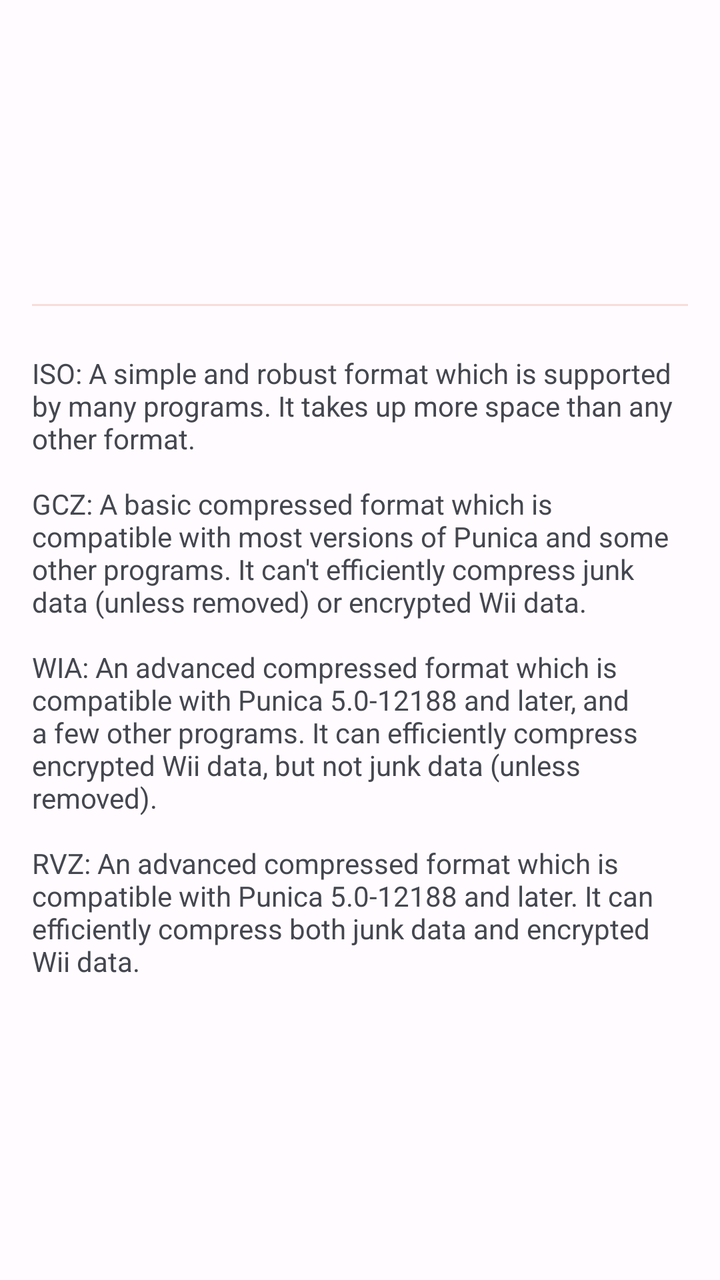
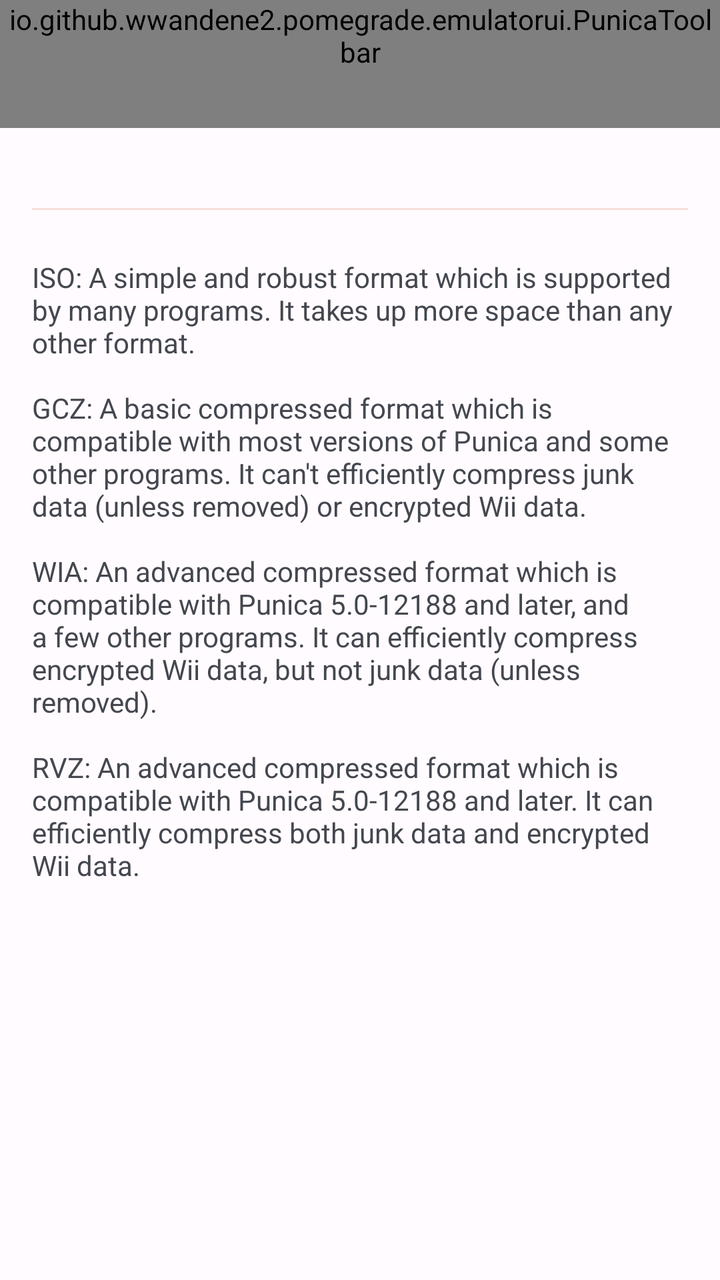

Two renders of the same Android screen: before a commit and after it. Below are the layout's source before the change and the commit's diff.
<!-- AndroidManifest.xml: activity theme Theme.Dolphin.Main -->
<!-- res/layout/activity_convert.xml -->
<?xml version="1.0" encoding="utf-8"?>
<androidx.coordinatorlayout.widget.CoordinatorLayout
    xmlns:android="http://schemas.android.com/apk/res/android"
    xmlns:app="http://schemas.android.com/apk/res-auto"
    android:layout_width="match_parent"
    android:layout_height="match_parent"
    android:background="?attr/colorSurface">

    <com.google.android.material.appbar.AppBarLayout
        android:id="@+id/appbar_convert"
        android:layout_width="match_parent"
        android:layout_height="wrap_content"
        android:layout_alignParentTop="true"
        app:elevation="0dp">

        <com.google.android.material.appbar.CollapsingToolbarLayout
            style="?attr/collapsingToolbarLayoutMediumStyle"
            android:id="@+id/toolbar_convert_layout"
            android:layout_width="match_parent"
            android:layout_height="?attr/collapsingToolbarLayoutMediumSize"
            app:contentScrim="@android:color/transparent"
            app:layout_scrollFlags="scroll|exitUntilCollapsed|snap">

            <com.google.android.material.appbar.MaterialToolbar
                android:id="@+id/toolbar_convert"
                android:layout_width="match_parent"
                android:layout_height="?attr/actionBarSize"
                android:background="?attr/colorSurface"
                app:layout_collapseMode="pin"
                app:elevation="0dp" />

        </com.google.android.material.appbar.CollapsingToolbarLayout>

    </com.google.android.material.appbar.AppBarLayout>

    <androidx.core.widget.NestedScrollView
        android:id="@+id/scroll_view_convert"
        android:layout_width="match_parent"
        android:layout_height="match_parent"
        android:clipToPadding="false"
        app:layout_behavior="@string/appbar_scrolling_view_behavior">

        <androidx.constraintlayout.widget.ConstraintLayout
            android:layout_width="match_parent"
            android:layout_height="wrap_content"
            android:padding="16dp">

            <FrameLayout
                android:id="@+id/fragment_convert"
                android:layout_width="0dp"
                android:layout_height="wrap_content"
                app:layout_constraintWidth_max="400dp"
                app:layout_constraintStart_toStartOf="parent"
                app:layout_constraintEnd_toEndOf="parent"
                app:layout_constraintTop_toTopOf="parent"
                app:layout_constraintBottom_toTopOf="@id/divider" />

            <com.google.android.material.divider.MaterialDivider
                android:id="@+id/divider"
                android:layout_width="0dp"
                android:layout_height="wrap_content"
                android:layout_marginTop="24dp"
                app:layout_constraintStart_toStartOf="parent"
                app:layout_constraintEnd_toEndOf="parent"
                app:layout_constraintTop_toBottomOf="@id/fragment_convert"
                app:layout_constraintBottom_toTopOf="@id/label_format_info" />

            <TextView
                android:id="@+id/label_format_info"
                android:layout_width="0dp"
                android:layout_height="wrap_content"
                android:layout_marginTop="24dp"
                android:text="@string/convert_format_info"
                android:textAlignment="viewStart"
                app:layout_constraintWidth_max="400dp"
                app:layout_constraintStart_toStartOf="parent"
                app:layout_constraintEnd_toEndOf="parent"
                app:layout_constraintTop_toBottomOf="@id/divider"
                app:layout_constraintBottom_toBottomOf="parent" />

        </androidx.constraintlayout.widget.ConstraintLayout>

    </androidx.core.widget.NestedScrollView>

    <View
        android:id="@+id/workaround_view"
        android:layout_width="match_parent"
        android:layout_height="0dp"
        android:layout_gravity="bottom"
        android:clickable="true"
        android:focusable="false"
        android:background="@android:color/transparent" />

</androidx.coordinatorlayout.widget.CoordinatorLayout>
<!-- resources referenced by this layout -->
<resources>
  <string name="convert_format_info">
  ISO: A simple and robust format which is supported by many programs. It takes up more space
  than any other format.
  \n\nGCZ: A basic compressed format which is compatible with most versions of Punica and some
  other programs. It can\'t efficiently compress junk data (unless removed) or encrypted Wii data.
  \n\nWIA: An advanced compressed format which is compatible with Punica 5.0-12188 and later,
  and a few other programs. It can efficiently compress encrypted Wii data, but not junk data
  (unless removed).
  \n\nRVZ: An advanced compressed format which is compatible with Punica 5.0-12188 and later.
  It can efficiently compress both junk data and encrypted Wii data.
      </string>
  <style name="Theme.Dolphin.Main" parent="Theme.Dolphin" />
  <color name="dolphin_primary">#DC4249</color>
  <color name="dolphin_onPrimary">#FFFFFF</color>
  <color name="dolphin_primaryContainer">#FFDAD8</color>
  <color name="dolphin_onPrimaryContainer">#410007</color>
  <color name="dolphin_secondary">#775655</color>
  <color name="dolphin_onSecondary">#FFFFFF</color>
  <color name="dolphin_secondaryContainer">#FFDAD8</color>
  <color name="dolphin_onSecondaryContainer">#2C1514</color>
  <color name="dolphin_tertiary">#7F5447</color>
  <color name="dolphin_onTertiary">#FFFFFF</color>
  <color name="dolphin_tertiaryContainer">#FFDBD1</color>
  <color name="dolphin_onTertiaryContainer">#311309</color>
  <color name="dolphin_error">#BA1A1A</color>
  <color name="dolphin_errorContainer">#FFDAD6</color>
  <color name="dolphin_onError">#FFFFFF</color>
  <color name="dolphin_onErrorContainer">#410002</color>
  <color name="dolphin_background">#FFFBFF</color>
  <color name="dolphin_onBackground">#211A19</color>
  <color name="dolphin_surface">#FFFBFF</color>
  <color name="dolphin_onSurface">#211A19</color>
  <color name="dolphin_surfaceVariant">#F8DCDA</color>
  <color name="dolphin_onSurfaceVariant">#554241</color>
  <color name="dolphin_outline">#887271</color>
  <color name="dolphin_inverseOnSurface">#FDEDEC</color>
  <color name="dolphin_inverseSurface">#372E2E</color>
  <color name="dolphin_inversePrimary">#FFB3B0</color>
  <color name="dolphin_shadow">#000000</color>
  <style name="DolphinPopup" parent="ThemeOverlay.Material3">
          <item name="colorPrimary">@color/dolphin_surface</item>
      </style>
  <style name="DolphinSlider" parent="Widget.Material3.Slider">
          <item name="tickVisible">false</item>
          <item name="labelBehavior">gone</item>
      </style>
  <style name="DolphinDivider" parent="Widget.Material3.MaterialDivider">
          <item name="dividerColor">?attr/colorSurfaceVariant</item>
      </style>
  <style name="ThemeOverlay.Dolphin.BottomSheetDialog" parent="ThemeOverlay.Material3.BottomSheetDialog">
          <item name="android:navigationBarColor">@android:color/transparent</item>
      </style>
  <style name="DialogAnimation">
          <item name="android:windowEnterAnimation">@anim/fade_in</item>
          <item name="android:windowExitAnimation">@anim/fade_out</item>
      </style>
  <!-- unchanged entries left out for length: 5 -->
</resources>

<!-- the commit's change to res/layout/activity_convert.xml (unified diff, before → after) -->
@@ -13,23 +13,11 @@
         android:layout_alignParentTop="true"
         app:elevation="0dp">
 
-        <com.google.android.material.appbar.CollapsingToolbarLayout
-            style="?attr/collapsingToolbarLayoutMediumStyle"
-            android:id="@+id/toolbar_convert_layout"
+        <io.github.wwandene2.pomegrade.emulatorui.PunicaToolbar
+            android:id="@+id/toolbar_convert"
+            style="@style/Widget.Pomegrade.EmulatorSettings.Header"
             android:layout_width="match_parent"
-            android:layout_height="?attr/collapsingToolbarLayoutMediumSize"
-            app:contentScrim="@android:color/transparent"
-            app:layout_scrollFlags="scroll|exitUntilCollapsed|snap">
-
-            <com.google.android.material.appbar.MaterialToolbar
-                android:id="@+id/toolbar_convert"
-                android:layout_width="match_parent"
-                android:layout_height="?attr/actionBarSize"
-                android:background="?attr/colorSurface"
-                app:layout_collapseMode="pin"
-                app:elevation="0dp" />
-
-        </com.google.android.material.appbar.CollapsingToolbarLayout>
+            android:layout_height="wrap_content" />
 
     </com.google.android.material.appbar.AppBarLayout>
 
<!-- resource entries referenced after the edit -->
@@ -11,7 +11,21 @@
   \n\nRVZ: An advanced compressed format which is compatible with Punica 5.0-12188 and later.
   It can efficiently compress both junk data and encrypted Wii data.
       </string>
+  <style name="Widget.Pomegrade.EmulatorSettings.Header" parent="">
+          <item name="android:background">@android:color/transparent</item>
+          <item name="android:elevation">0dp</item>
+          <item name="android:minHeight">@dimen/emulator_settings_header_height</item>
+          <item name="android:paddingStart">@dimen/emulator_settings_header_edge</item>
+          <item name="android:paddingEnd">@dimen/emulator_settings_header_edge</item>
+          <item name="contentInsetStart">@dimen/emulator_settings_gap_wide</item>
+          <item name="contentInsetStartWithNavigation">0dp</item>
+          <item name="navigationIconTint">@color/emulator_menu_on_surface</item>
+      </style>
   <style name="Theme.Dolphin.Main" parent="Theme.Dolphin" />
+  <dimen name="emulator_settings_header_height">64dp</dimen>
+  <dimen name="emulator_settings_header_edge">4dp</dimen>
+  <dimen name="emulator_settings_gap_wide">12dp</dimen>
+  <color name="emulator_menu_on_surface">#F3F4F6</color>
   <color name="dolphin_primary">#DC4249</color>
   <color name="dolphin_onPrimary">#FFFFFF</color>
   <color name="dolphin_primaryContainer">#FFDAD8</color>
